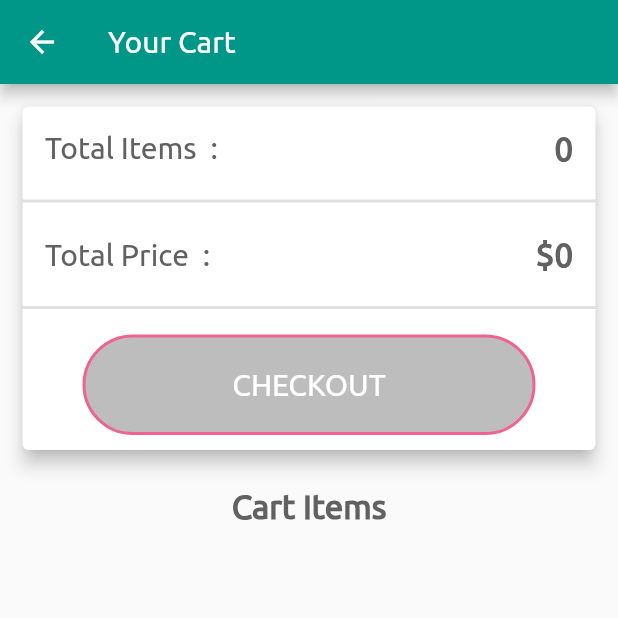
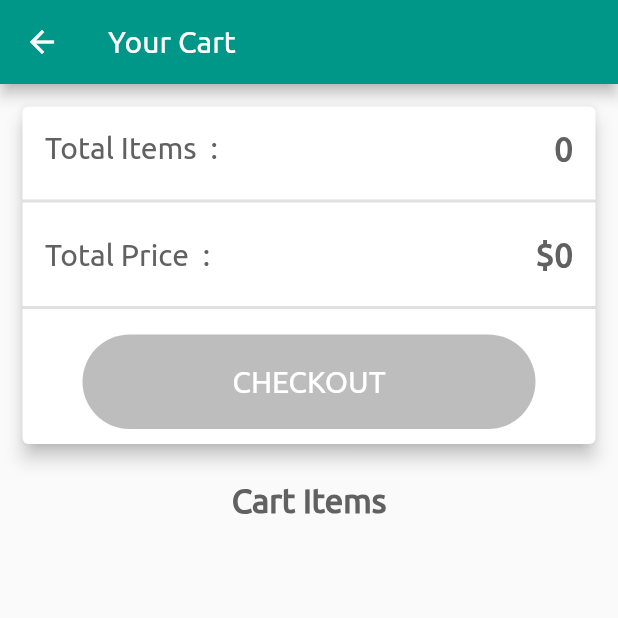
Before and after one commit to satishnaikawadi2011/eshop-waves-flutter-app, a Flutter app: the CartScreen screen opened by its route, on a phone screen of 412 x 824 dp, the top half of it. Run offline on Flutter 3.47's test engine with Material 2 defaults, Android fonts, the phone set to English and light mode, and no system bars; our stand-ins replace badges, flutter_spinkit; network calls fail.

```diff
--- a/lib/main.dart
+++ b/lib/main.dart
@@ -50,9 +50,9 @@ class MyApp extends StatelessWidget {
               routes: {
                 ProductDetailScreen.routename: (context) =>
                     ProductDetailScreen(),
-                // ProductOverviewScreen.routename: (context) =>
-                //     ProductOverviewScreen(),
-                '/': (context) => LoginScreen(),
+                ProductOverviewScreen.routename: (context) =>
+                    ProductOverviewScreen(),
+                // '/': (context) => LoginScreen(),
                 CartScreen.routeName: (context) => CartScreen(),
                 OrdersScreen.routeName: (context) => OrdersScreen(),
               },
--- a/lib/widgets/my_rounded_button.dart
+++ b/lib/widgets/my_rounded_button.dart
@@ -22,10 +22,12 @@ class MyRoundedButton extends StatelessWidget {
           margin: EdgeInsets.symmetric(horizontal: 40.0, vertical: 10.0),
           padding: EdgeInsets.all(20.0),
           decoration: BoxDecoration(
-              border: Border.all(
-                color: color,
-                width: 2.0,
-              ),
+              border: outline
+                  ? Border.all(
+                      color: color,
+                      width: 2.0,
+                    )
+                  : null,
               color: disabled
                   ? Colors.grey[400]
                   : outline
```
